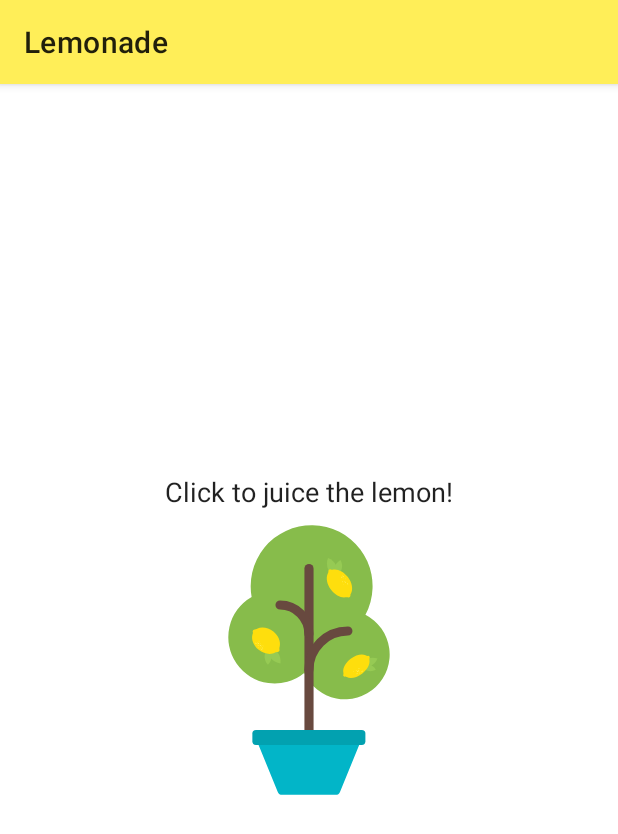
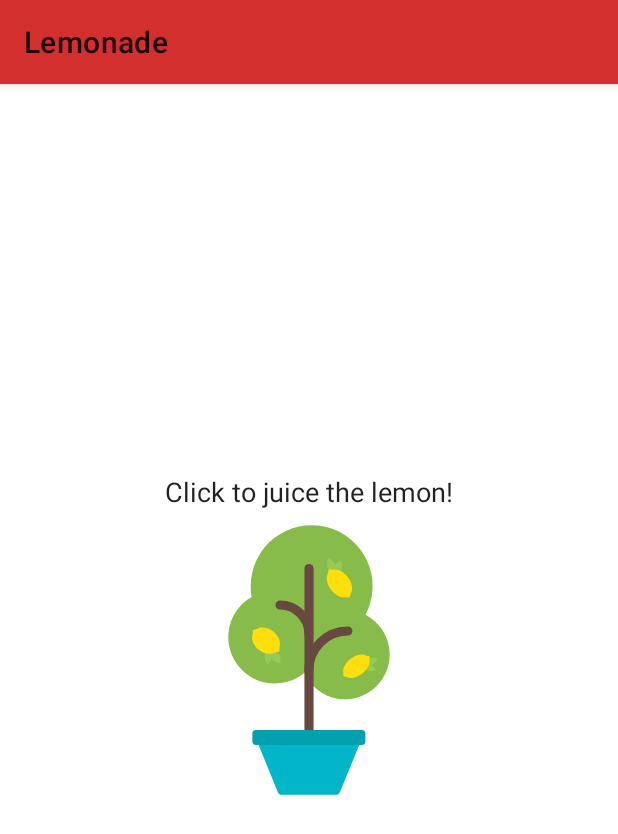
Before and after one commit to Fegartyx/Lemonade, an Android app: the screen it shows after launch (MainActivity), on a phone screen of 412 x 824 dp. Shown: the top 834 px of the screen. Run offline under Robolectric (Android 15) with nearby library versions, the phone set to English and light mode, and no system bars.

Commit message:
Change Theme

```diff
--- a/app/src/main/res/values/colors.xml
+++ b/app/src/main/res/values/colors.xml
@@ -15,6 +15,13 @@
   ~ limitations under the License.
   -->
 <resources>
+    <color name="red">#d32f2f</color>
+    <color name="red_light">#ff6659</color>
+    <color name="red_dark">#9a0007</color>
+    <color name="light_blue">#0277BD</color>
+    <color name="light_blue_light">#58a5f0</color>
+    <color name="light_blue_dark">#004c8c</color>
+
     <color name="yellow_light">#ffff8b</color>
     <color name="yellow_primary">#ffee58</color>
     <color name="yellow_dark">#FFD600</color>
--- a/app/src/main/res/values/themes.xml
+++ b/app/src/main/res/values/themes.xml
@@ -16,10 +16,13 @@
 <resources xmlns:tools="http://schemas.android.com/tools">
     <!-- Base application theme. -->
     <style name="Theme.Lemonade" parent="Theme.MaterialComponents.DayNight">
-        <!-- Primary brand color. -->
-        <item name="colorPrimary">@color/yellow_primary</item>
-        <item name="colorPrimaryVariant">@color/yellow_dark</item>
-        <item name="colorOnPrimary">@color/black</item>
+        <item name="colorPrimary">@color/red</item>
+        <item name="colorPrimaryVariant">@color/red_dark</item>
+        <item name="colorOnPrimary">@color/white</item>
+        <!-- Secondary brand color. -->
+        <item name="colorSecondary">@color/light_blue</item>
+        <item name="colorSecondaryVariant">@color/light_blue_dark</item>
+        <item name="colorOnSecondary">@color/black</item>
         <!-- Status bar color. -->
         <item name="android:statusBarColor" tools:targetApi="l">?attr/colorPrimaryVariant</item>
         <!-- Customize your theme here. -->
```
